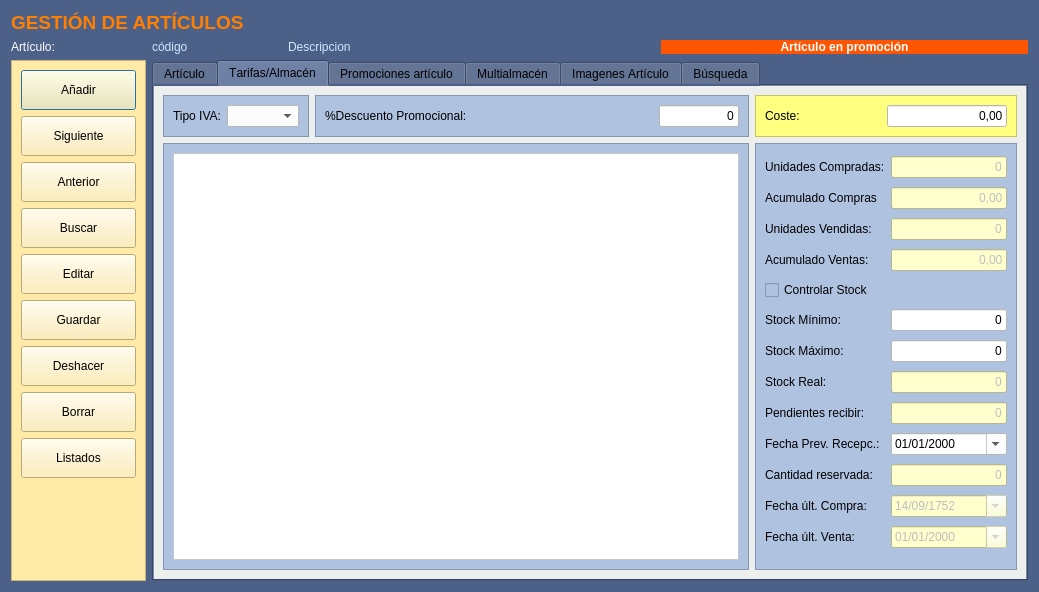
This is Almacen/frmarticulos.ui in arcnexus/RedFoX as Qt 5 draws it before an edit. The edited form follows.
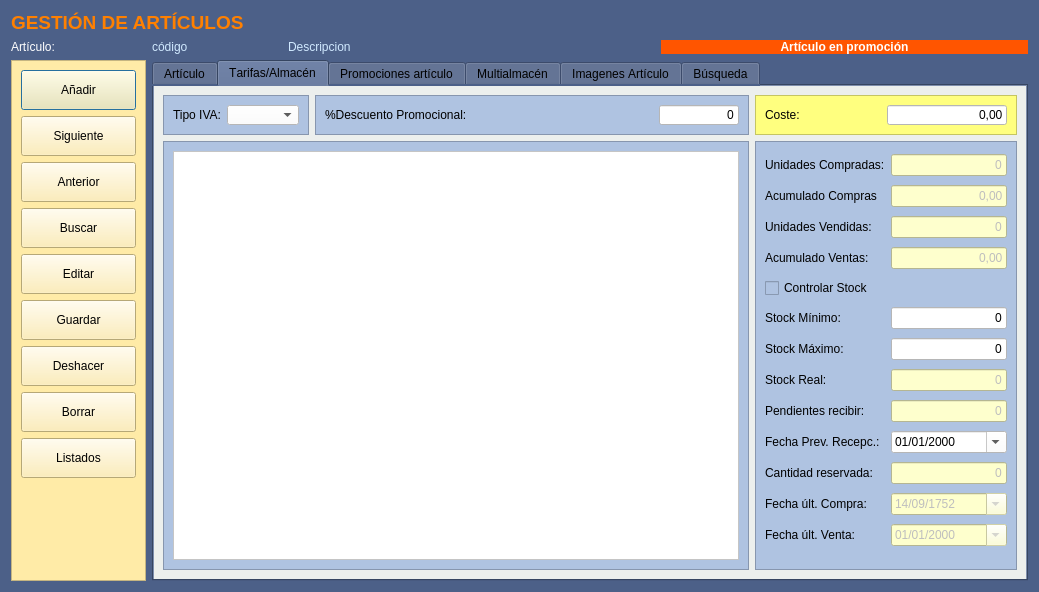
This is the edited form. Icons and pictures are not drawn.

```diff
--- a/Almacen/frmarticulos.ui
+++ b/Almacen/frmarticulos.ui
@@ -1159,6 +1159,12 @@
            <verstretch>0</verstretch>
           </sizepolicy>
          </property>
+         <property name="maximumSize">
+          <size>
+           <width>16777215</width>
+           <height>40</height>
+          </size>
+         </property>
          <property name="styleSheet">
           <string notr="true">background-color: rgb(175,195,225);</string>
          </property>
@@ -1200,6 +1206,12 @@
            <height>0</height>
           </size>
          </property>
+         <property name="maximumSize">
+          <size>
+           <width>16777215</width>
+           <height>40</height>
+          </size>
+         </property>
          <property name="styleSheet">
           <string notr="true">background-color: rgb(175,195,225);</string>
          </property>
@@ -1256,7 +1268,7 @@
          <property name="maximumSize">
           <size>
            <width>262</width>
-           <height>55</height>
+           <height>40</height>
           </size>
          </property>
          <property name="autoFillBackground">
@@ -1311,7 +1323,7 @@
        <item row="1" column="0" colspan="2">
         <widget class="QFrame" name="frame_8">
          <property name="sizePolicy">
-          <sizepolicy hsizetype="Preferred" vsizetype="Minimum">
+          <sizepolicy hsizetype="Preferred" vsizetype="Preferred">
            <horstretch>0</horstretch>
            <verstretch>0</verstretch>
           </sizepolicy>
@@ -1328,6 +1340,12 @@
          <layout class="QGridLayout" name="gridLayout_17">
           <item row="0" column="0" colspan="2">
            <widget class="QTableView" name="TablaTarifas">
+            <property name="sizePolicy">
+             <sizepolicy hsizetype="Preferred" vsizetype="Preferred">
+              <horstretch>0</horstretch>
+              <verstretch>0</verstretch>
+             </sizepolicy>
+            </property>
             <property name="styleSheet">
              <string notr="true">background-color: rgb(255, 255, 255);
 alternate-background-color: rgb(255, 255, 202);</string>
```
Left out of the diff: 6 changed lines with no effect on the pictures.
